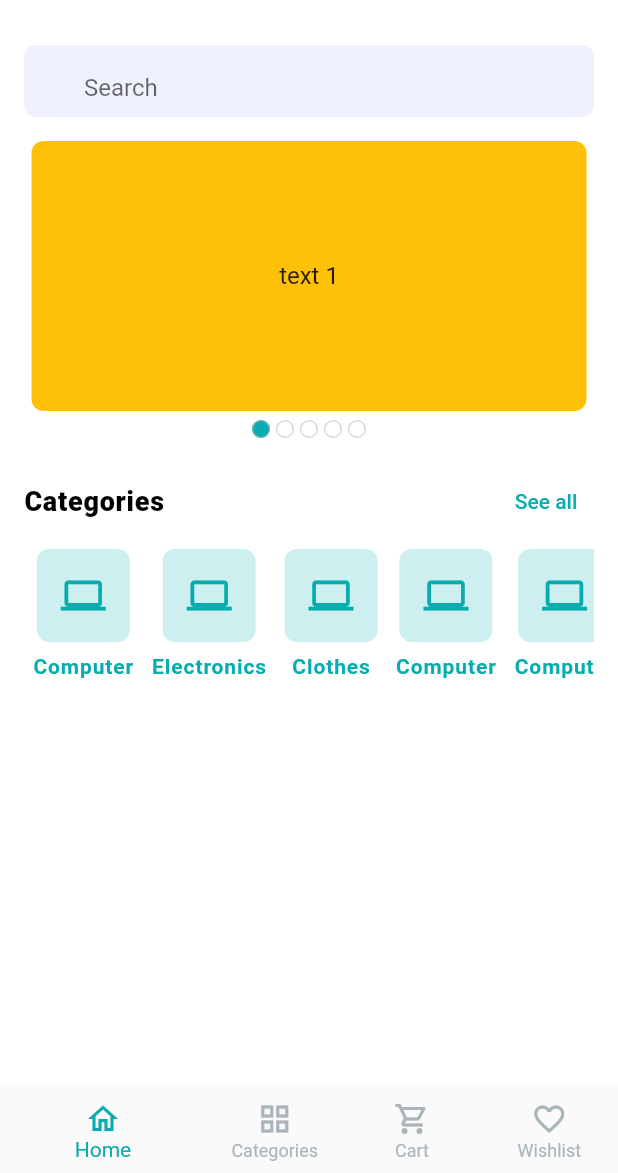
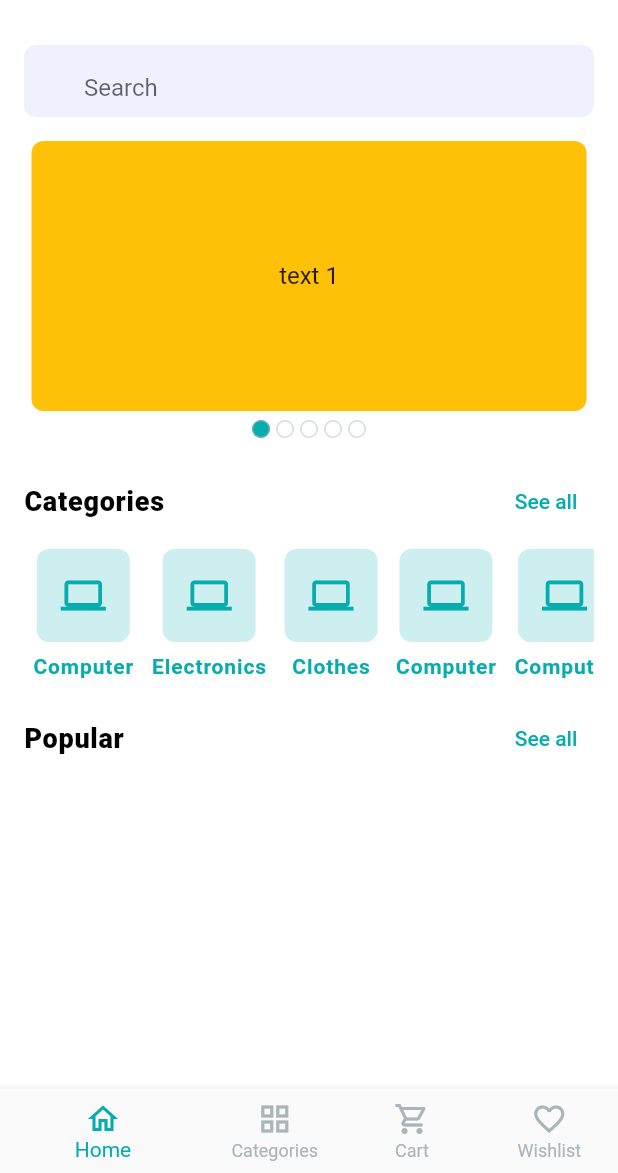
Before and after one commit to Ali007G/ecommerce_shopanbd_app, a Flutter app: the screen it shows after launch, on a phone screen of 412 x 824 dp, the part 63-1236 px from its top. Run offline on Flutter 3.47's test engine with Material 2 defaults, Android fonts, the phone set to English and light mode, and no system bars; drawn by our look-alikes of carousel_slider; our stand-ins replace get, pin_code_fields.

Commit message:
Home screen popular

```diff
--- a/lib/ui/screens/home_screen.dart
+++ b/lib/ui/screens/home_screen.dart
@@ -92,6 +92,16 @@ class _HomeScreenState extends State<HomeScreen> {
                 ],
               ),
             ),
+            const SizedBox(
+              height: 16,
+            ),
+            RemarksTitleWidget(
+              remarksName: 'Popular',
+              onTapSeeAll: (){},
+            ),
+            const SizedBox(
+              height: 8,
+            ),
           ],
         ),
       ),
```
